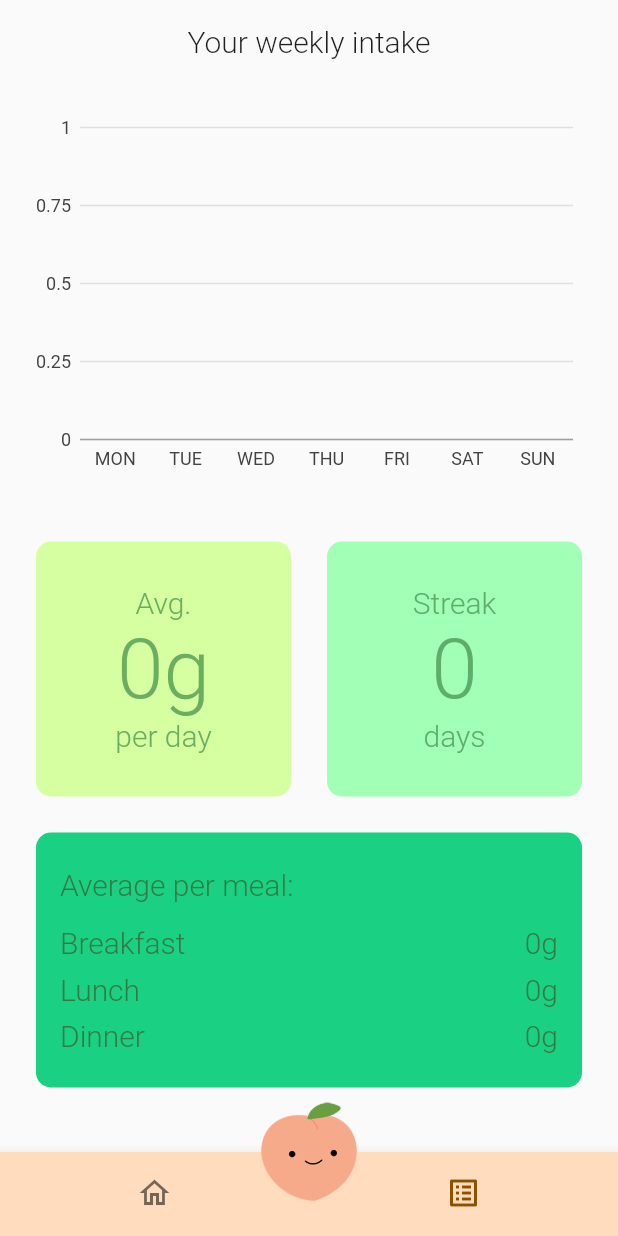
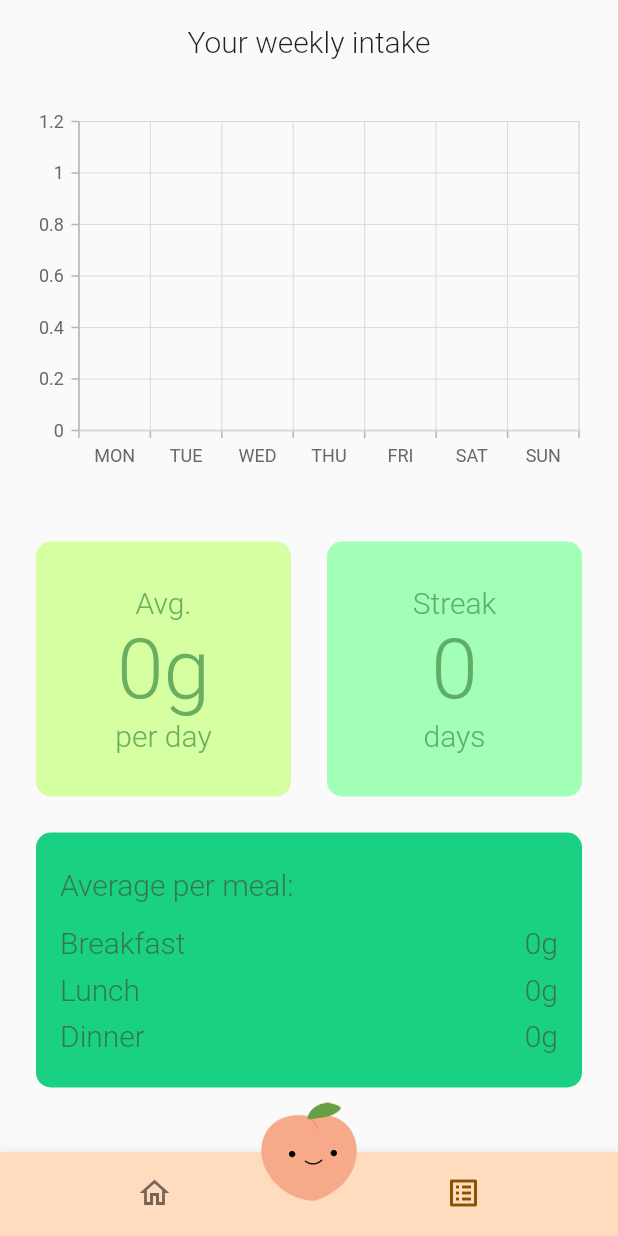
Before and after one commit to zachsao/ProteinTracker, a Flutter app: the screen it shows once a user with an empty profile is signed in, item 2 of the bottom bar chosen, on a phone screen of 412 x 824 dp. Run offline on Flutter 3.47's test engine with Material 2 defaults, Android fonts, the phone set to English and light mode, and no system bars; our stand-ins replace cloud_firestore, firebase_analytics, firebase_auth, firebase_core, firebase_crashlytics, flutter_signin_button and 4 more; accounts and stored records are empty.

Commit message:
replace charts_flutter pub with syncfusion

```diff
--- a/lib/weekly/weekly_chart.dart
+++ b/lib/weekly/weekly_chart.dart
@@ -1,7 +1,7 @@
 import 'package:cloud_firestore/cloud_firestore.dart';
 import 'package:flutter/material.dart';
-import 'package:charts_flutter/flutter.dart' as charts;
 import 'package:collection/collection.dart';
+import 'package:syncfusion_flutter_charts/charts.dart';
 import '../models/meal.dart';
 import 'package:intl/intl.dart';
 
@@ -10,8 +10,10 @@ class WeeklyChart extends StatelessWidget {
 
   const WeeklyChart({super.key, required this.foods});
 
-  List<charts.Series<DailyTotal, String>> _createChartData(BuildContext context) {
-    Map<String, int> days = { for (var e in ['MON', 'TUE', 'WED', 'THU', 'FRI', 'SAT', 'SUN']) e : 0 };
+  List<ColumnSeries<DailyTotal, String>> createChartData(BuildContext context) {
+    Map<String, int> days = {
+      for (var e in ['MON', 'TUE', 'WED', 'THU', 'FRI', 'SAT', 'SUN']) e: 0
+    };
 
     List<DailyTotal> dailyTotals = [];
     Map<String, int> groupedTotals = foods
@@ -20,17 +22,17 @@ class WeeklyChart extends StatelessWidget {
             MapEntry(timestamp, foods.map((e) => e.amount).toList().sum));
 
     days.addAll(groupedTotals);
-    days.forEach((key, value) {dailyTotals.add(DailyTotal(key, value)); });
-
+    days.forEach((key, value) {
+      dailyTotals.add(DailyTotal(key, value));
+    });
 
     return [
-      charts.Series<DailyTotal, String>(
-        id: 'Totals',
-        colorFn: (_, __) => charts.ColorUtil.fromDartColor(Theme.of(context).colorScheme.primary),
-        domainFn: (DailyTotal totals, _) => totals.day,
-        measureFn: (DailyTotal totals, _) => totals.total,
-        data: dailyTotals,
-      )
+      ColumnSeries<DailyTotal, String>(
+          dataSource: dailyTotals,
+          xValueMapper: (DailyTotal data, _) => data.day,
+          yValueMapper: (DailyTotal data, _) => data.total,
+          name: 'Gold',
+          color: Theme.of(context).colorScheme.primary)
     ];
   }
 
@@ -40,10 +42,10 @@ class WeeklyChart extends StatelessWidget {
 
   @override
   Widget build(BuildContext context) {
-    return charts.BarChart(
-      _createChartData(context),
-      animate: true,
-    );
+    return SfCartesianChart(
+        primaryXAxis: CategoryAxis(),
+        primaryYAxis: NumericAxis(minimum: 0),
+        series: createChartData(context));
   }
 }
 
--- a/lib/weekly/weekly_page.dart
+++ b/lib/weekly/weekly_page.dart
@@ -8,7 +8,6 @@ import 'package:protein_tracker/weekly/weekly_chart.dart';
 import '../food_repository.dart';
 import '../auth.dart';
 import '../models/meal.dart';
-import 'package:collection/collection.dart';
 import 'package:intl/intl.dart';
 import 'package:flutter_staggered_grid_view/flutter_staggered_grid_view.dart';
 
@@ -83,8 +82,8 @@ class WeeklyState extends State<WeeklyPage> {
                   crossAxisCellCount: 1,
                   mainAxisCellCount: 1,
                   child: Tile(
-                      backgroundColor: Color(0xFFD6FFA1),
-                      textColor: Color(0xFF6AAE5F),
+                      backgroundColor: const Color(0xFFD6FFA1),
+                      textColor: const Color(0xFF6AAE5F),
                       topText: "Avg.",
                       midText: "${stats.dailyAvg}g",
                       bottomText: "per day"),
@@ -93,8 +92,8 @@ class WeeklyState extends State<WeeklyPage> {
                   crossAxisCellCount: 1,
                   mainAxisCellCount: 1,
                   child: Tile(
-                      backgroundColor: Color(0xFFA1FFB6),
-                      textColor: Color(0xFF5FAE67),
+                      backgroundColor: const Color(0xFFA1FFB6),
+                      textColor: const Color(0xFF5FAE67),
                       topText: "Streak",
                       midText: "$streak",
                       bottomText:
@@ -104,8 +103,8 @@ class WeeklyState extends State<WeeklyPage> {
                   crossAxisCellCount: 2,
                   mainAxisCellCount: 1,
                   child: IntakeTile(
-                      backgroundColor: Color(0xFF19D083),
-                      textColor: Color(0xFF367845),
+                      backgroundColor: const Color(0xFF19D083),
+                      textColor: const Color(0xFF367845),
                       breakfastAvg:
                           "${stats.avgPerMeal[MealType.breakfast] ?? 0}g",
                       lunchAvg: "${stats.avgPerMeal[MealType.lunch] ?? 0}g",
@@ -115,7 +114,7 @@ class WeeklyState extends State<WeeklyPage> {
             ),
             Padding(
               padding: const EdgeInsets.symmetric(vertical: 16.0, horizontal: 8),
-              child: OutlinedButton(onPressed: () => Auth().signOut(), child: Text("Sign out",),),
+              child: OutlinedButton(onPressed: () => Auth().signOut(), child: const Text("Sign out",),),
             ),
             Padding(
               padding: const EdgeInsets.symmetric(horizontal: 8),
--- a/pubspec.yaml
+++ b/pubspec.yaml
@@ -40,11 +40,11 @@ dependencies:
   cloud_firestore: ^4.0.3
   gradient_widgets: ^0.6.0
   streaming_shared_preferences: ^2.0.0
-  charts_flutter_new: ^0.12.0
   flutter_staggered_grid_view: ^0.6.2
   flutter_signin_button: ^2.0.0
   firebase_crashlytics: ^3.3.4
   firebase_analytics: ^10.4.4
+  syncfusion_flutter_charts: ^21.2.4
 
 dev_dependencies:
   flutter_test:
```
Also changed, not shown: pubspec.lock.
